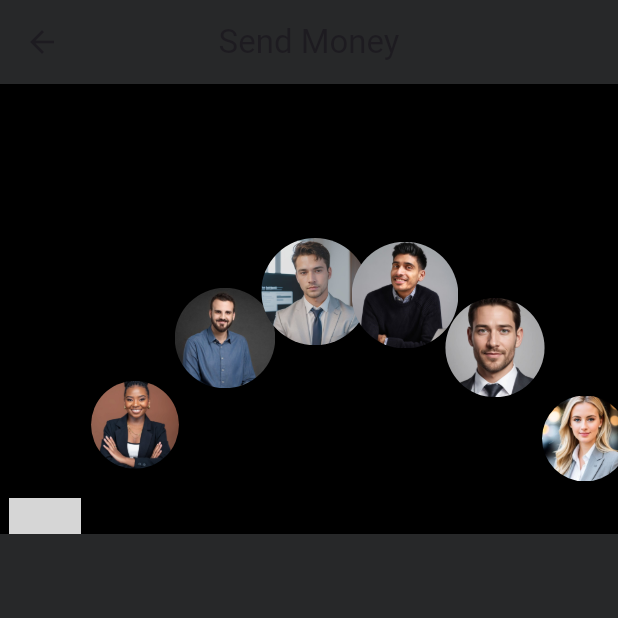
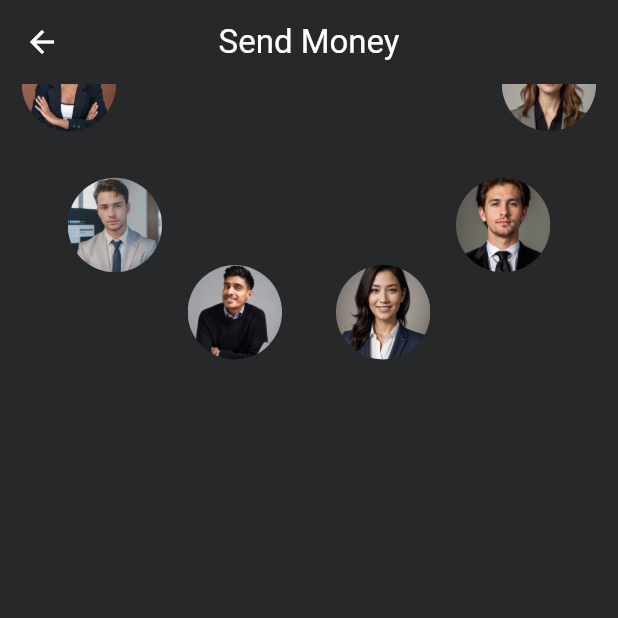
Before and after one commit to prajwalx7/banking_app, a Flutter app: the MoneyTransferScreen screen opened directly, on a phone screen of 412 x 824 dp, the top half of it. Run offline on Flutter 3.47's test engine with Material 3 defaults, Android fonts, the phone set to English and light mode, and no system bars; our stand-ins replace flutter_screenutil, flutter_svg, flutter_swiper_view, iconsax; missing offline and left inert: fading_edge_scrollview; grey boxes are pictures that could not be loaded.

Commit message:
circular list view

```diff
--- a/lib/main.dart
+++ b/lib/main.dart
@@ -18,7 +18,7 @@
         debugShowCheckedModeBanner: false,
         title: 'Banking App',
         darkTheme: ThemeData.dark(),
-        home: const MoneyTransferScreen(),
+        home: const HomeScreen(),
       ),
     );
   }
--- a/lib/screens/money_transfer_screen.dart
+++ b/lib/screens/money_transfer_screen.dart
@@ -11,17 +11,23 @@
       backgroundColor: const Color(0xff272829),
       appBar: AppBar(
         backgroundColor: const Color(0xff272829),
-        title: const Text("Send Money"),
+        title: const Text(
+          "Send Money",
+          style: TextStyle(color: Colors.white),
+        ),
         centerTitle: true,
         leading: IconButton(
             onPressed: () {
               Navigator.pop(context);
             },
-            icon: const Icon(Icons.arrow_back)),
+            icon: const Icon(
+              Icons.arrow_back,
+              color: Colors.white,
+            )),
       ),
       body: Column(
         children: [
-          CurvedList(),
+          CircularScrollList(),
         ],
       ),
     );
--- a/lib/widgets/bank_card_widget.dart
+++ b/lib/widgets/bank_card_widget.dart
@@ -17,7 +17,7 @@
   Widget build(BuildContext context) {
     return Container(
       padding: EdgeInsets.all(13.r),
-      height: 140.h,
+      height: 150.h,
       width: double.infinity,
       decoration: BoxDecoration(
           color: const Color(0xff272829),
@@ -58,12 +58,12 @@
               ),
             ],
           ),
-          SizedBox(height: 8.h),
+          SizedBox(height: 3.h),
           Text(
             "₹$balance",
             style: TextStyle(fontSize: 48.sp),
           ),
-          SizedBox(height: 5.h),
+          // SizedBox(height: 5.h),
           Text(
             "Balance",
             style: TextStyle(fontSize: 18.sp, color: Colors.white70),
--- a/lib/widgets/curved_list.dart
+++ b/lib/widgets/curved_list.dart
@@ -1,103 +1,113 @@
 import 'package:flutter/material.dart';
 import 'dart:math' as math;
+import 'package:flutter_screenutil/flutter_screenutil.dart';
 
-class CurvedList extends StatefulWidget {
+class CircularScrollList extends StatefulWidget {
   @override
-  _CurvedListState createState() => _CurvedListState();
+  _CircularScrollListState createState() => _CircularScrollListState();
 }
 
-class _CurvedListState extends State<CurvedList> {
-  final List<String> recipients =
-      List.generate(20, (index) => 'assets/avatars/a${index % 10 + 1}.jpeg');
+class _CircularScrollListState extends State<CircularScrollList> {
+  final double radius = 160;
+  double _rotationAngle = 0;
 
-  late ScrollController _scrollController;
+  final List<String> recipients = [
+    'assets/avatars/a8.jpeg',
+    'assets/avatars/a10.jpeg',
+    'assets/avatars/a9.jpeg',
+    'assets/avatars/a5.jpeg',
+    'assets/avatars/a4.jpeg',
+    'assets/avatars/a2.jpeg',
+    'assets/avatars/a3.jpeg',
+    'assets/avatars/a6.jpeg',
+    'assets/avatars/a1.jpeg',
+    'assets/avatars/a7.jpeg',
+  ];
 
-  @override
-  void initState() {
-    super.initState();
-    _scrollController = ScrollController(initialScrollOffset: 0.0);
-    _scrollController.addListener(() {
-      setState(() {});
+  void _updateRotation(double delta) {
+    setState(() {
+      _rotationAngle += delta;
+      _rotationAngle %= (2 * math.pi);
     });
   }
 
   @override
-  void dispose() {
-    _scrollController.dispose();
-    super.dispose();
+  Widget build(BuildContext context) {
+    return LayoutBuilder(
+      builder: (context, constraints) {
+        final size = math.min(constraints.maxWidth, constraints.maxHeight);
+        return Center(
+          child: GestureDetector(
+            onPanUpdate: (details) {
+              _updateRotation(details.delta.dx / radius);
+            },
+            child: ClipRect(
+              child: Align(
+                alignment: Alignment.bottomCenter,
+                heightFactor: 0.5,
+                child: SizedBox(
+                  width: size,
+                  height: size,
+                  child: Stack(
+                    children: List.generate(recipients.length, (index) {
+                      return CircularItem(
+                        imagePath: recipients[index],
+                        index: index,
+                        totalCount: recipients.length,
+                        radius: radius,
+                        rotationAngle: _rotationAngle,
+                        centerX: size / 2,
+                        centerY: size / 2,
+                      );
+                    }),
+                  ),
+                ),
+              ),
+            ),
+          ),
+        );
+      },
+    );
   }
+}
+
+class CircularItem extends StatelessWidget {
+  final String imagePath;
+  final int index;
+  final int totalCount;
+  final double radius;
+  final double rotationAngle;
+  final double centerX;
+  final double centerY;
+
+  CircularItem({
+    required this.imagePath,
+    required this.index,
+    required this.totalCount,
+    required this.radius,
+    required this.rotationAngle,
+    required this.centerX,
+    required this.centerY,
+  });
 
   @override
   Widget build(BuildContext context) {
-    return Container(
-      color: Colors.black,
+    final double itemAngle = (2 * math.pi * index / totalCount) + rotationAngle;
+    final double xPos = centerX + radius * math.cos(itemAngle);
+    final double yPos = centerY + radius * math.sin(itemAngle);
+
+    return Positioned(
+      left: xPos - 27.5.w,
+      top: yPos - 27.5.h,
       child: Container(
-        height: 300,
-        width: double.infinity,
-        child: LayoutBuilder(
-          builder: (context, constraints) {
-            final itemWidth = 60.0;
-            final radius = constraints.maxWidth * 0.4;
-            final centerX = constraints.maxWidth / 2;
-            final centerY = constraints.maxHeight;
-            final itemCount = recipients.length;
-            final arcLength = math.pi;
-            final totalWidth = itemWidth * itemCount;
-
-            return SingleChildScrollView(
-              controller: _scrollController,
-              scrollDirection: Axis.horizontal,
-              child: Container(
-                width: totalWidth,
-                child: Stack(
-                  children: List.generate(itemCount, (index) {
-                    final scrollOffset = _scrollController.hasClients
-                        ? _scrollController.offset
-                        : 0.0;
-                    final itemPosition = index * itemWidth - scrollOffset;
-                    final normalizedPosition =
-                        (itemPosition / constraints.maxWidth) % 1.0;
-                    final angle = math.pi - normalizedPosition * arcLength;
-
-                    final x = centerX + radius * math.cos(angle);
-                    final y = centerY - radius * math.sin(angle);
-
-                    final scale = 0.8 + 0.4 * math.sin(angle);
-                    final opacity =
-                        normalizedPosition >= 0 && normalizedPosition <= 1
-                            ? 1.0
-                            : 0.0;
-
-                    return Positioned(
-                      left: itemPosition,
-                      top: y - itemWidth / 2,
-                      child: Opacity(
-                        opacity: opacity,
-                        child: Transform.scale(
-                          scale: scale,
-                          child: Container(
-                            width: itemWidth,
-                            height: itemWidth,
-                            decoration: BoxDecoration(
-                              shape: BoxShape.circle,
-                              image: DecorationImage(
-                                fit: BoxFit.cover,
-                                image: AssetImage(recipients[index]),
-                              ),
-                              border: angle > math.pi * 0.45 &&
-                                      angle < math.pi * 0.55
-                                  ? Border.all(color: Colors.orange, width: 3)
-                                  : null,
-                            ),
-                          ),
-                        ),
-                      ),
-                    );
-                  }),
-                ),
-              ),
-            );
-          },
+        height: 55.h,
+        width: 55.w,
+        decoration: BoxDecoration(
+          shape: BoxShape.circle,
+          image: DecorationImage(
+            fit: BoxFit.cover,
+            image: AssetImage(imagePath),
+          ),
         ),
       ),
     );
```
